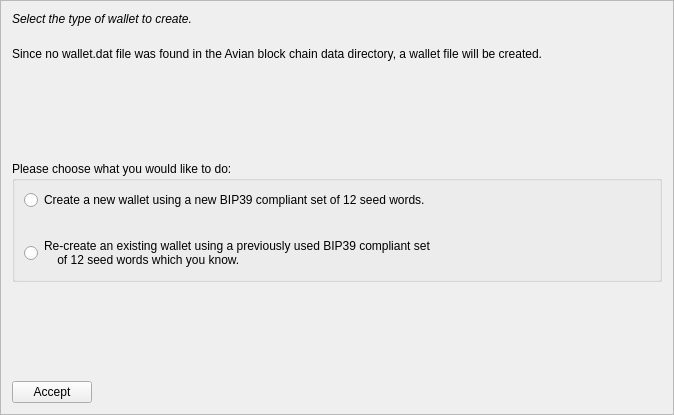
This is src/qt/forms/mnemonicdialog1.ui in AvianNetwork/Avian as Qt 5 draws it before an edit. The edited form follows.
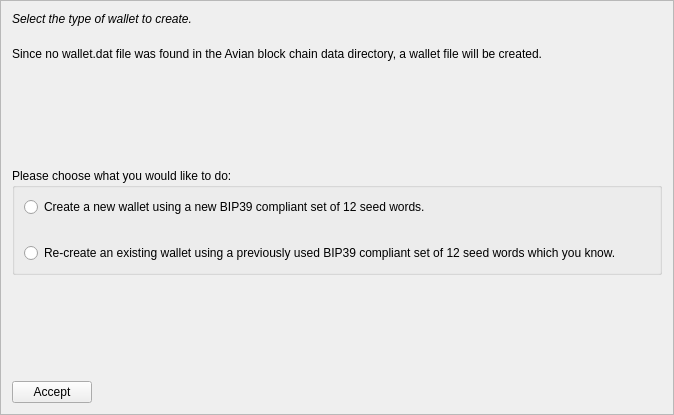
This is the edited form.

Commit message: Fix grammar in mnemonic dialog

```diff
--- a/src/qt/forms/mnemonicdialog1.ui
+++ b/src/qt/forms/mnemonicdialog1.ui
@@ -101,8 +101,7 @@
       <item>
        <widget class="QRadioButton" name="walletOldRadio">
         <property name="text">
-         <string>Re-create an existing wallet using a previously used BIP39 compliant set 
-    of 12 seed words which you know.</string>
+         <string>Re-create an existing wallet using a previously used BIP39 compliant set of 12 seed words which you know.</string>
         </property>
        </widget>
       </item>
```
The commit also changes 2 other files.
